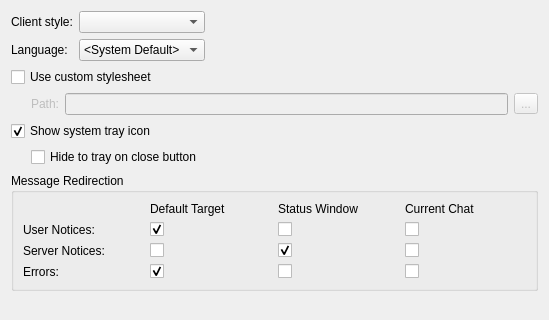
The window that src/qtui/settingspages/appearancesettingspage.ui (quassel/quassel) describes before a commit, drawn with Qt 5; both pictures show x 0 to 549 and y 0 to 320 of the 549 by 470 pixel window.
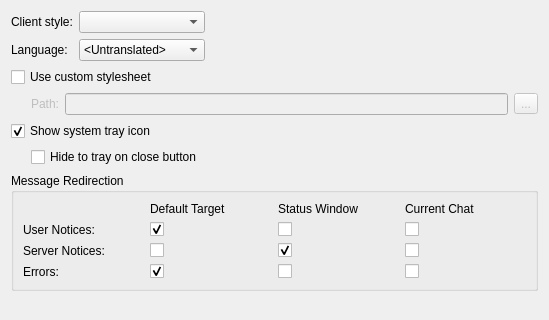
The same window after the commit.

Commit message:
Fix selection and loading of translations; allow to run untranslated
In addition to having a proper list of installed languages again, we now also
have replaced the "<Original>" language by "Untranslated". Contrary to my intention
back when I first implemented this, "Original" means "C" means "en_US" rather than
untranslated.

Some users have expressed desire to not translate their UI; they can do so now.

What changed in the file:
```diff
--- a/src/qtui/settingspages/appearancesettingspage.ui
+++ b/src/qtui/settingspages/appearancesettingspage.ui
@@ -44,12 +44,12 @@
        </property>
        <item>
         <property name="text">
-         <string>&lt;System Default&gt;</string>
+         <string>&lt;Untranslated&gt;</string>
         </property>
        </item>
        <item>
         <property name="text">
-         <string>&lt;Original&gt;</string>
+         <string>&lt;System Default&gt;</string>
         </property>
        </item>
       </widget>
```
The commit also changes 2 other files.
